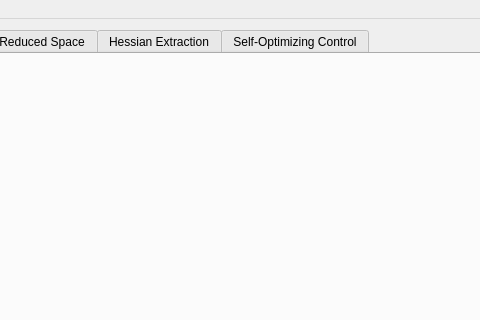
feslima/metacontrol, file gui/views/ui_files/mainwindow.ui: the form before one commit; both pictures show x 381 to 861 and y 0 to 320 of the 1026 by 859 pixel window.
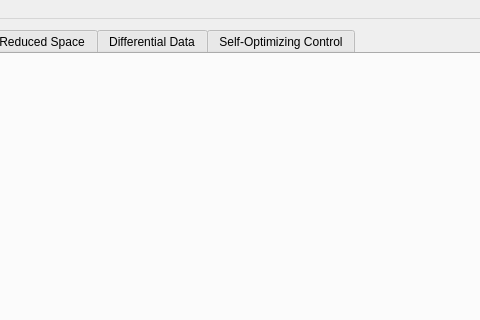
The form after the commit. Icons and pictures are not drawn.

Commit message: renaming hessianextraction tab name

```diff
--- a/gui/views/ui_files/mainwindow.ui
+++ b/gui/views/ui_files/mainwindow.ui
@@ -116,7 +116,7 @@
       </widget>
       <widget class="QWidget" name="hessianextractionTab">
        <attribute name="title">
-        <string>Hessian Extraction</string>
+        <string>Differential Data</string>
        </attribute>
       </widget>
       <widget class="QWidget" name="socTab">
```
The commit also changes 1 other file.
